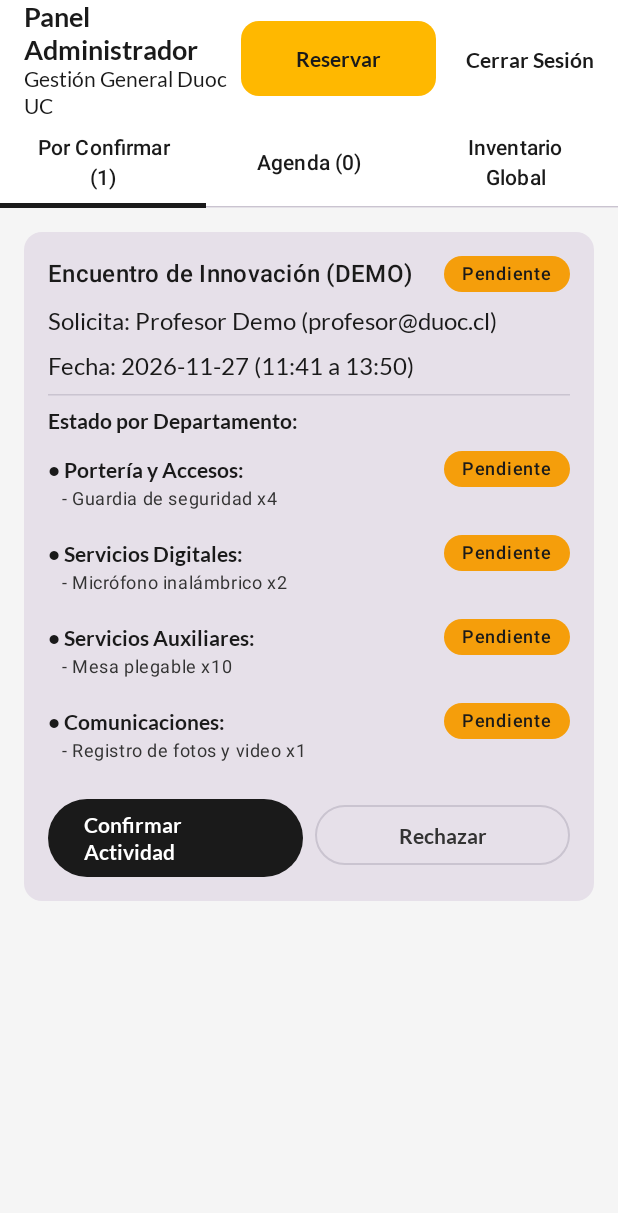
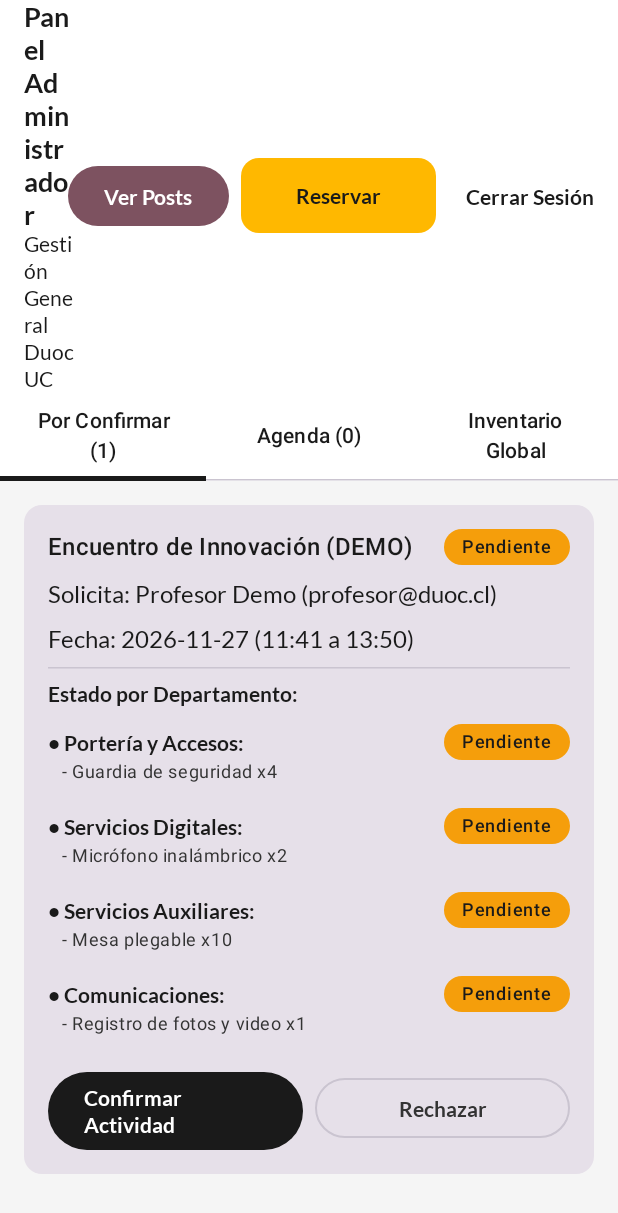
Before and after one commit to Ignacioskm/validador-actividades-duoc, an Android app built with Jetpack Compose: the ResumenEventosScreen screen opened through its navigation route, on a phone screen of 412 x 824 dp. Shown: the top 1213 px of the screen. Run offline under Robolectric (Android 15) with nearby library versions, the phone set to English and light mode, and no system bars; our stand-ins replace Material 3 Expressive styles (plain Material 3 is drawn), Room's generated code.

Commit message:
feat/retrofit:  aplicacción de la guia completa de retrofit, qquedó con boton de prueba en admin

```diff
--- a/app/build.gradle.kts
+++ b/app/build.gradle.kts
@@ -44,6 +44,12 @@ dependencies {
     implementation(libs.material)
     ksp(libs.androidx.room.compiler)
 
+    //retrofit
+    implementation("com.squareup.retrofit2:retrofit:2.11.0")
+    implementation("com.squareup.retrofit2:converter-gson:2.11.0")
+    implementation("org.jetbrains.kotlinx:kotlinx-coroutines-core:1.8.0")
+    implementation("org.jetbrains.kotlinx:kotlinx-coroutines-android:1.8.0")
+
     implementation(platform(libs.androidx.compose.bom))
     implementation(libs.androidx.material3)
     implementation("androidx.compose.material:material-icons-extended")
--- a/app/src/main/AndroidManifest.xml
+++ b/app/src/main/AndroidManifest.xml
@@ -3,6 +3,8 @@
     xmlns:tools="http://schemas.android.com/tools">
 
     <uses-permission android:name="android.permission.POST_NOTIFICATIONS" />
+    <!-- Retrofit -->
+    <uses-permission android:name="android.permission.INTERNET"/>
 
     <application
         android:allowBackup="true"
--- a/app/src/main/java/com/validador_actividades_duoc/ui/navigation/AppNavigation.kt
+++ b/app/src/main/java/com/validador_actividades_duoc/ui/navigation/AppNavigation.kt
@@ -27,6 +27,9 @@ import com.validador_actividades_duoc.ui.screens.validador.DashboardValidadorScr
 import com.validador_actividades_duoc.ui.screens.validador.GestionInventarioScreen
 import com.validador_actividades_duoc.ui.screens.validador.ValidadorViewModel
 import com.validador_actividades_duoc.ui.screens.validador.ValidadorViewModelFactory
+// retrofit
+import com.validador_actividades_duoc.ui.screens.posts.PostScreen
+import com.validador_actividades_duoc.ui.screens.posts.PostViewModel
 
 sealed class Ruta(val ruta: String) {
     object Login : Ruta("login")
@@ -36,6 +39,8 @@ sealed class Ruta(val ruta: String) {
     object Validador : Ruta("validador_dashboard")
     object Admin : Ruta("admin_resumen")
     object GestionInventario : Ruta("validador_inventario")
+
+    object Posts : Ruta("posts")   // ← agregar esto
 }
 
 @Composable
@@ -167,9 +172,14 @@ fun AppNavigation(authViewModel: AuthViewModel) {
             )
 
             ResumenEventosScreen(
+                navController = navController,
                 onCerrarSesion = cerrarSesion,
                 viewModel = adminViewModel
             )
         }
+
+        composable("posts") {
+            PostScreen(viewModel = viewModel())
+        }
     }
 }
--- a/app/src/main/java/com/validador_actividades_duoc/ui/screens/admin/ResumenEventosScreen.kt
+++ b/app/src/main/java/com/validador_actividades_duoc/ui/screens/admin/ResumenEventosScreen.kt
@@ -16,6 +16,8 @@ import androidx.compose.ui.platform.LocalContext
 import androidx.compose.ui.text.input.KeyboardType
 import androidx.compose.ui.unit.dp
 import androidx.lifecycle.viewmodel.compose.viewModel
+
+import androidx.navigation.NavHostController
 
 // Importaciones locales del proyecto
 import com.validador_actividades_duoc.data.local.AppContainer
@@ -37,7 +39,8 @@ import com.validador_actividades_duoc.ui.screens.solicitante.SolicitanteViewMode
 @OptIn(ExperimentalMaterial3Api::class)
 @Composable
 fun ResumenEventosScreen(
-    adminId: Long = 1L, // Recibe el ID del administrador autenticado
+    navController: NavHostController, // <-- AGREGAR ESTA LÍNEA
+    adminId: Long = 1L,
     onCerrarSesion: () -> Unit,
     viewModel: AdminViewModel = viewModel(factory = AdminViewModelFactory(LocalContext.current))
 ) {
@@ -103,6 +106,16 @@ fun ResumenEventosScreen(
                         }
                     },
                     actions = {
+                        // ---> NUEVO BOTÓN DE PRUEBA PARA LA API <---
+                        Button(
+                            onClick = { navController.navigate("posts") },
+                            colors = ButtonDefaults.buttonColors(containerColor = MaterialTheme.colorScheme.tertiary)
+                        ) {
+                            Text("Ver Posts")
+                        }
+
+                        Spacer(modifier = Modifier.width(8.dp))
+
                         // Botón de Reserva personalizado usando DuocPrimaryButton
                         DuocPrimaryButton(
                             texto = "Reservar",
```
Also changed, not shown: app/src/main/java/com/validador_actividades_duoc/data/remote/ApiService.kt (added, +9 -0 lines), app/src/main/java/com/validador_actividades_duoc/data/remote/RetrofitInstance.kt (added, +14 -0 lines), app/src/main/java/com/validador_actividades_duoc/data/repository/PostRepository.kt (added, +10 -0 lines), app/src/main/java/com/validador_actividades_duoc/domain/model/Post.kt (added, +8 -0 lines), app/src/main/java/com/validador_actividades_duoc/ui/screens/posts/PostScreen.kt (added, +48 -0 lines), app/src/main/java/com/validador_actividades_duoc/ui/screens/posts/PostViewModel.kt (added, +29 -0 lines), gradle/libs.versions.toml (+9 -0 lines).
